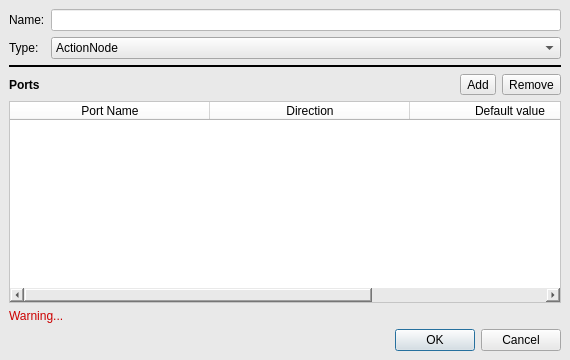
Above: bt_editor/custom_node_dialog.ui from BehaviorTree/Groot before the change. Below: the same form after it.
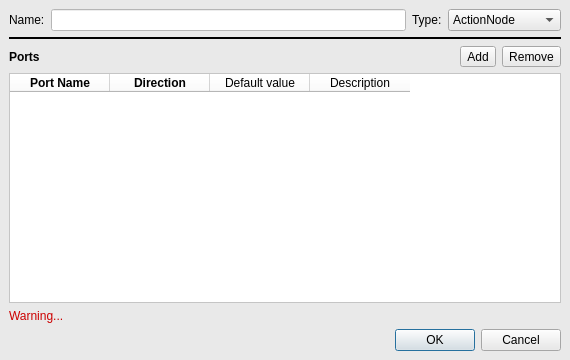
That is the form after the change.

Diff of the .ui file:
```diff
--- a/bt_editor/custom_node_dialog.ui
+++ b/bt_editor/custom_node_dialog.ui
@@ -39,14 +39,7 @@
     <number>9</number>
    </property>
    <item>
-    <layout class="QFormLayout" name="formLayout">
-     <item row="0" column="0">
-      <widget class="QLabel" name="label_2">
-       <property name="text">
-        <string>Name:</string>
-       </property>
-      </widget>
-     </item>
+    <layout class="QGridLayout" name="gridLayout">
      <item row="0" column="1">
       <widget class="QLineEdit" name="lineEdit">
        <property name="styleSheet">
@@ -54,7 +47,21 @@
        </property>
       </widget>
      </item>
-     <item row="1" column="1">
+     <item row="0" column="2">
+      <widget class="QLabel" name="label_3">
+       <property name="text">
+        <string>Type:</string>
+       </property>
+      </widget>
+     </item>
+     <item row="0" column="0">
+      <widget class="QLabel" name="label_2">
+       <property name="text">
+        <string>Name:</string>
+       </property>
+      </widget>
+     </item>
+     <item row="0" column="3">
       <widget class="QComboBox" name="comboBox">
        <item>
         <property name="text">
@@ -68,13 +75,6 @@
        </item>
       </widget>
      </item>
-     <item row="1" column="0">
-      <widget class="QLabel" name="label_3">
-       <property name="text">
-        <string>Type:</string>
-       </property>
-      </widget>
-     </item>
     </layout>
    </item>
    <item>
@@ -143,10 +143,10 @@
       <enum>QAbstractItemView::SingleSelection</enum>
      </property>
      <property name="columnCount">
-      <number>3</number>
+      <number>4</number>
      </property>
      <attribute name="horizontalHeaderDefaultSectionSize">
-      <number>200</number>
+      <number>100</number>
      </attribute>
      <attribute name="horizontalHeaderMinimumSectionSize">
       <number>100</number>
@@ -158,17 +158,34 @@
       <property name="text">
        <string>Port Name</string>
       </property>
+      <property name="font">
+       <font>
+        <weight>75</weight>
+        <bold>true</bold>
+       </font>
+      </property>
      </column>
      <column>
       <property name="text">
        <string>Direction</string>
       </property>
+      <property name="font">
+       <font>
+        <weight>75</weight>
+        <bold>true</bold>
+       </font>
+      </property>
      </column>
      <column>
       <property name="text">
        <string>Default value</string>
       </property>
      </column>
+     <column>
+      <property name="text">
+       <string>Description</string>
+      </property>
+     </column>
     </widget>
    </item>
    <item>
```
